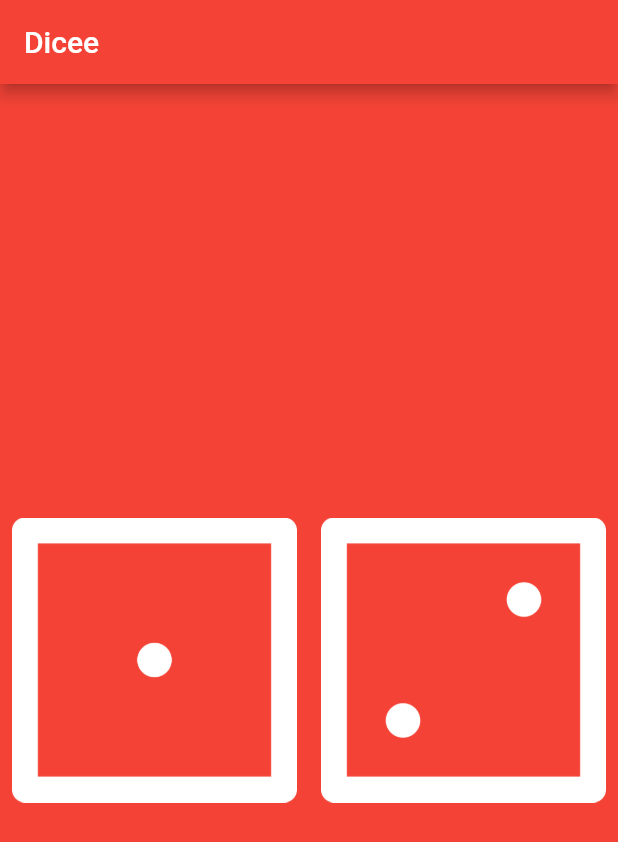
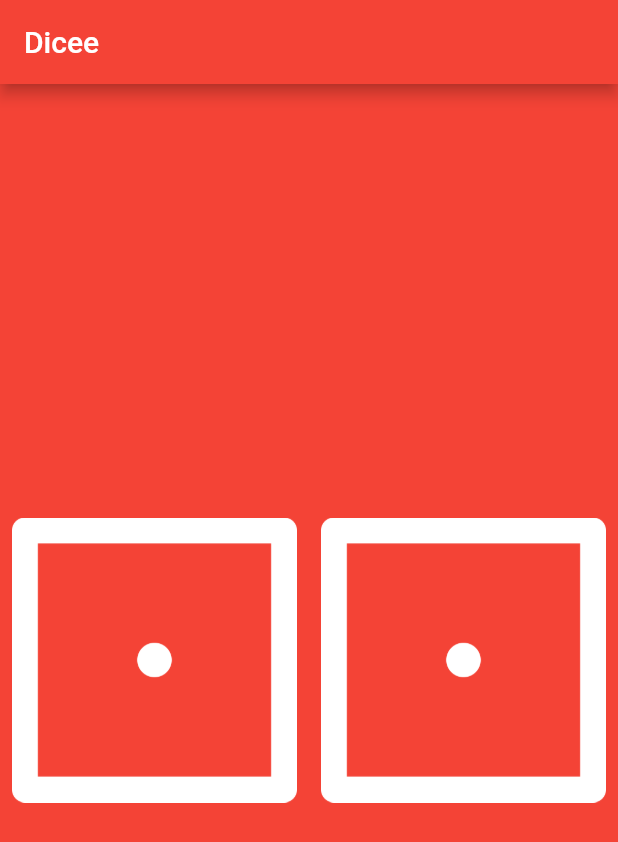
Before and after one commit to vijaygenius123/dice_flutter, a Flutter app: the screen it shows after launch, on a phone screen of 412 x 824 dp. Shown: the top 842 px of the screen. Run offline on Flutter 3.47's test engine with Material 2 defaults, Android fonts, the phone set to English and light mode, and no system bars.

```diff
--- a/lib/main.dart
+++ b/lib/main.dart
@@ -13,16 +13,20 @@ void main() {
 }
 
 class DicePage extends StatelessWidget {
+
   const DicePage({Key? key}) : super(key: key);
+
 
   @override
   Widget build(BuildContext context) {
+    var leftDiceNumber = 1;
+    var rightDiceNumber = 1;
     return Center(
       child: Row(
         children: <Widget>[
           Expanded(
             child: TextButton(
-              child: Image.asset('images/dice1.png'),
+              child: Image.asset('images/dice$leftDiceNumber.png'),
               onPressed: () {
                 print('Left Btn Pressed');
               },
@@ -30,7 +34,7 @@ class DicePage extends StatelessWidget {
           ),
           Expanded(
             child: TextButton(
-              child: Image.asset('images/dice2.png'),
+              child: Image.asset('images/dice$rightDiceNumber.png'),
               onPressed: () {
                 print('Right Btn Pressed');
               },
```
